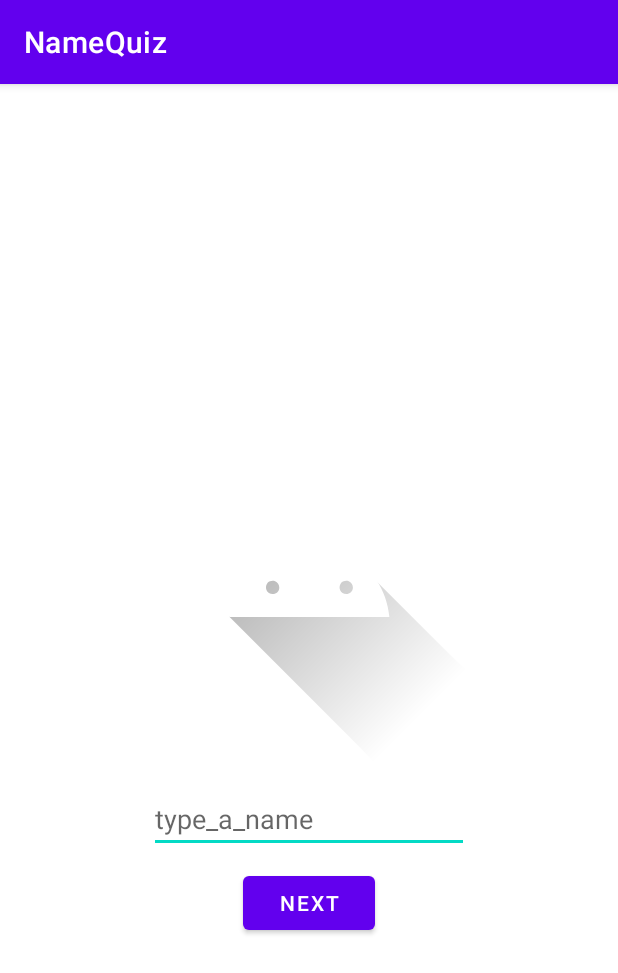
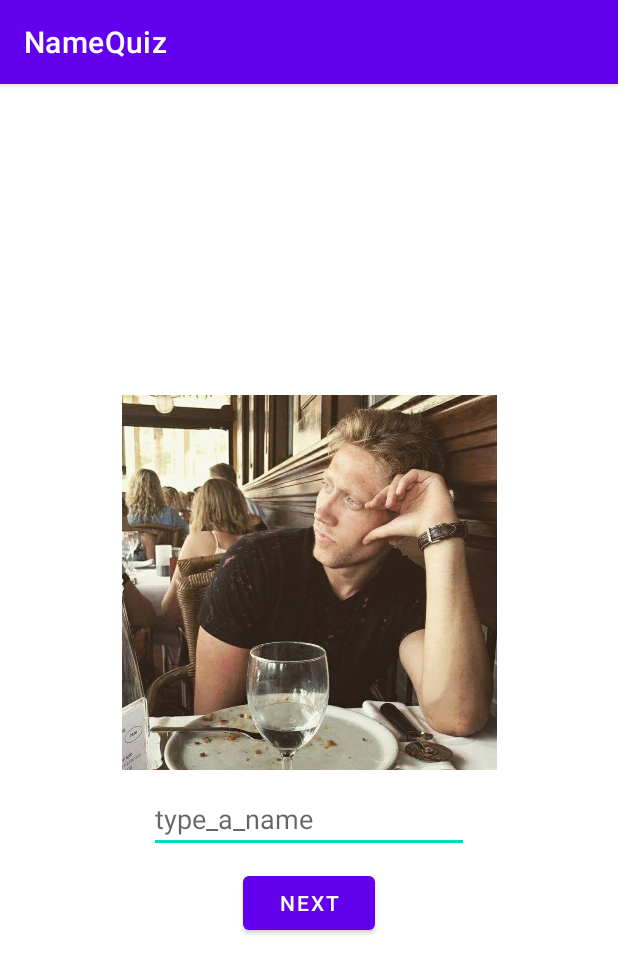
Before and after one commit to BendikSim/Dat153_Oblig1, an Android app: the QuizActivity screen opened directly, with no data from a screen before it, on a phone screen of 412 x 824 dp. Shown: the top 973 px of the screen. Run offline under Robolectric (Android 15) with nearby library versions, the phone set to English and light mode, and no system bars.

Commit message:
Added working quiz🎉, and fixed a bug where remove did not work.

```diff
--- a/app/src/main/java/com/example/namequiz/activity/AddActivity.java
+++ b/app/src/main/java/com/example/namequiz/activity/AddActivity.java
@@ -108,7 +108,6 @@ public class AddActivity extends AppCompatActivity {
         if (imageView.getDrawable() != null && !name.matches("")) {
                Person person = new Person(name, helper.getSelectedImg());
 
-
             try {
                 dao.addPerson(person);
 
--- a/app/src/main/java/com/example/namequiz/activity/DatabaseActivity.java
+++ b/app/src/main/java/com/example/namequiz/activity/DatabaseActivity.java
@@ -5,6 +5,7 @@ import androidx.appcompat.app.AppCompatActivity;
 import android.content.Intent;
 import android.os.Bundle;
 import android.view.View;
+import android.widget.Button;
 import android.widget.ListView;
 
 import com.example.namequiz.R;
@@ -19,6 +20,9 @@ public class DatabaseActivity extends AppCompatActivity {
 
     private ListView listView;
     private Helper helper = new Helper();
+    private Button button;
+
+    ArrayList<Person> personList = (ArrayList<Person>) DAO.getPersonList();
 
     @Override
     protected void onCreate(Bundle savedInstanceState) {
@@ -31,10 +35,8 @@ public class DatabaseActivity extends AppCompatActivity {
     public void fillList(){
         listView = findViewById(R.id.listView);
 
-        ArrayList<Person> personList = (ArrayList<Person>) DAO.getPersonList();
         ListViewAdapter adapter = new ListViewAdapter(this, R.layout.list_view, personList);
         listView.setAdapter(adapter);
-
     }
 
     public void goToAddActivity(View view){
--- a/app/src/main/java/com/example/namequiz/activity/QuizActivity.java
+++ b/app/src/main/java/com/example/namequiz/activity/QuizActivity.java
@@ -2,15 +2,92 @@ package com.example.namequiz.activity;
 
 import androidx.appcompat.app.AppCompatActivity;
 
+import android.content.Intent;
 import android.os.Bundle;
+import android.view.inputmethod.EditorInfo;
+import android.widget.Button;
+import android.widget.ImageView;
+import android.widget.TextView;
+import android.widget.Toast;
 
 import com.example.namequiz.R;
+import com.example.namequiz.database.DAO;
+import com.example.namequiz.model.Person;
+
+import java.util.ArrayList;
+import java.util.Collection;
+import java.util.Collections;
+import java.util.Iterator;
 
 public class QuizActivity extends AppCompatActivity {
+
+    private ImageView image;
+    private Button button;
+    private TextView name;
+    private TextView scoreView;
+    private int score;
+    private int totalScore;
+
+    private Person person;
+    private Iterator<Person> iterator;
 
     @Override
     protected void onCreate(Bundle savedInstanceState) {
         super.onCreate(savedInstanceState);
         setContentView(R.layout.activity_quiz);
+
+        // Score variables
+        score = 0;
+        totalScore = 0;
+
+        // Views
+        image = findViewById(R.id.quiz_image);
+        name = findViewById(R.id.guess);
+        button = findViewById(R.id.submit_Btn);
+        scoreView = findViewById(R.id.quizScore);
+
+        button.setOnClickListener(x -> guessPerson());
+
+        ArrayList<Person> personList = (ArrayList<Person>) DAO.getPersonList();
+
+        Collections.shuffle(personList);
+        iterator = personList.iterator();
+
+        nextQuestion();
+    }
+
+    public void nextQuestion(){
+        if(iterator.hasNext()){
+            person = iterator.next();
+            image.setImageBitmap(person.getImage());
+            name.setText("");
+        }else{
+            image.setImageBitmap(null);
+            name.setText(null);
+            button.setText("End quiz");
+            button.setOnClickListener(x -> finishQuiz());
+            name.onEditorAction(EditorInfo.IME_ACTION_DONE);
+        }
+    }
+
+    private void guessPerson() {
+        totalScore++;
+        String guess = name.getText().toString();
+        String answer = person.getName();
+
+        if(guess.toLowerCase().equals(answer.toLowerCase())){
+            score++;
+            Toast.makeText(this, "Correct answer!", Toast.LENGTH_SHORT).show();
+        }else{
+            Toast.makeText(this, "Wrong answer, correct name was "+ answer + ".", Toast.LENGTH_SHORT).show();
+        }
+        scoreView.setText(score + "/" + totalScore);
+        name.onEditorAction(EditorInfo.IME_ACTION_DONE);
+        nextQuestion();
+    }
+
+    public void finishQuiz(){
+        Intent intent = new Intent(this, MainActivity.class);
+        startActivity(intent);
     }
 }
--- a/app/src/main/res/layout/activity_quiz.xml
+++ b/app/src/main/res/layout/activity_quiz.xml
@@ -12,14 +12,14 @@
         android:layout_height="250dp"
         android:layout_marginBottom="10dp"
         android:contentDescription="@string/personimage"
-        app:layout_constraintBottom_toTopOf="@+id/quizAns_Txt"
+        app:layout_constraintBottom_toTopOf="@+id/guess"
         app:layout_constraintEnd_toEndOf="parent"
         app:layout_constraintStart_toStartOf="parent"
         app:srcCompat="@drawable/ic_launcher_foreground" />
 
 
     <EditText
-        android:id="@+id/quizAns_Txt"
+        android:id="@+id/guess"
         android:layout_width="wrap_content"
         android:layout_height="wrap_content"
         android:layout_marginBottom="255dp"
@@ -32,17 +32,17 @@
         app:layout_constraintStart_toStartOf="parent" />
 
     <Button
-        android:id="@+id/quizNext_Btn"
+        android:id="@+id/submit_Btn"
         android:layout_width="wrap_content"
         android:layout_height="wrap_content"
         android:layout_marginTop="9dp"
         android:text="@string/next"
-        app:layout_constraintEnd_toEndOf="@+id/quizAns_Txt"
-        app:layout_constraintStart_toStartOf="@+id/quizAns_Txt"
-        app:layout_constraintTop_toBottomOf="@+id/quizAns_Txt" />
+        app:layout_constraintEnd_toEndOf="@+id/guess"
+        app:layout_constraintStart_toStartOf="@+id/guess"
+        app:layout_constraintTop_toBottomOf="@+id/guess" />
 
     <TextView
-        android:id="@+id/quizScoreTracker"
+        android:id="@+id/quizScore"
         android:layout_width="wrap_content"
         android:layout_height="wrap_content"
         android:layout_marginTop="16dp"
```
Also changed, not shown: app/src/main/java/com/example/namequiz/adapter/ListViewAdapter.java (+8 -1 lines), app/src/main/java/com/example/namequiz/database/DAO.java (+2 -10 lines).
